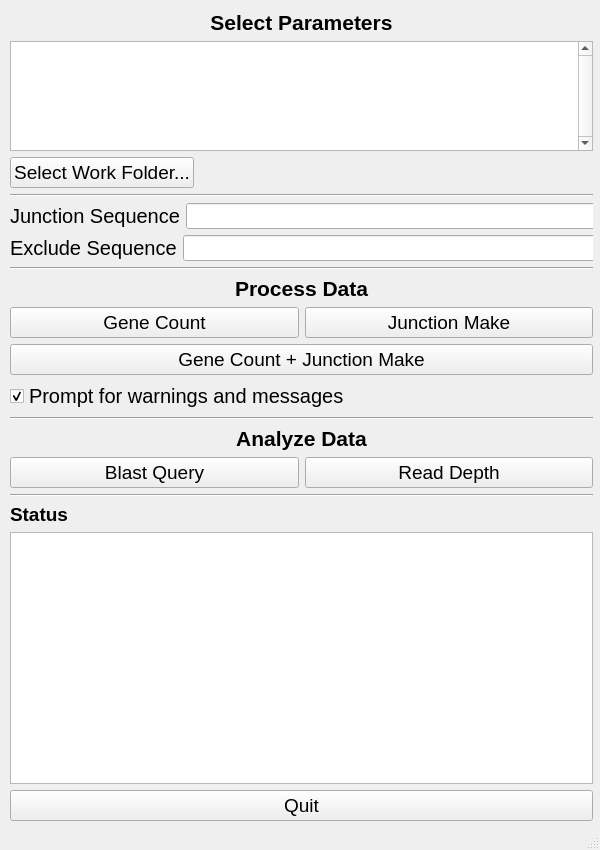
Before: the Qt Designer form ui/DEEPN.ui in emptyewer/DEEPN, drawn with Qt 5.
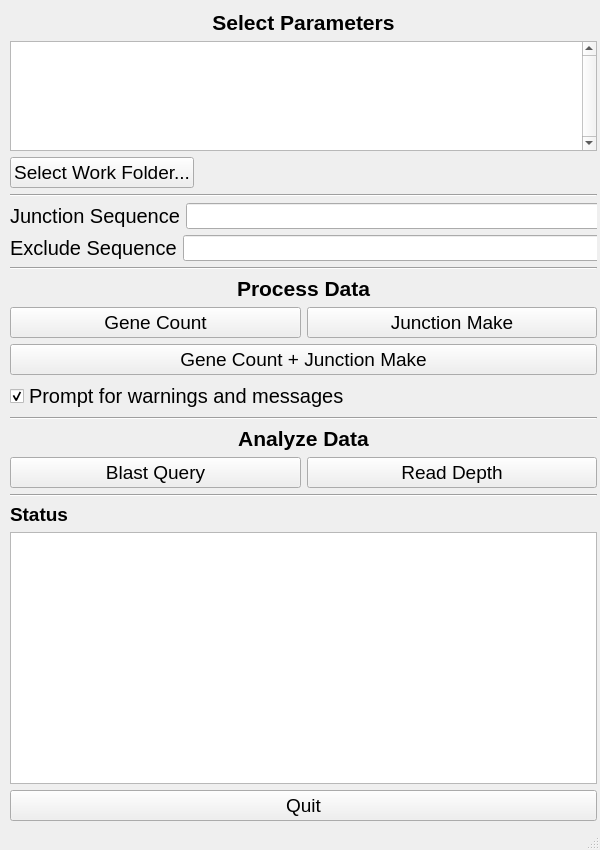
After: the same form once the commit is applied.

```diff
--- a/ui/DEEPN.ui
+++ b/ui/DEEPN.ui
@@ -37,7 +37,7 @@
      <rect>
       <x>10</x>
       <y>10</y>
-      <width>583</width>
+      <width>587</width>
       <height>811</height>
      </rect>
     </property>
```
